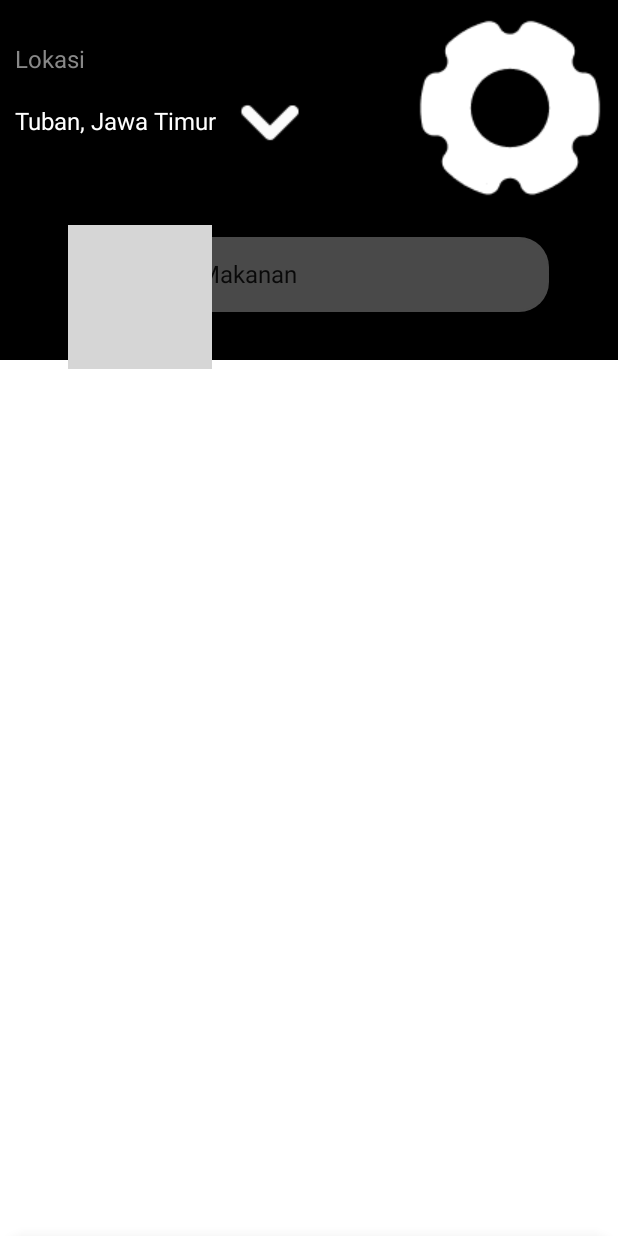
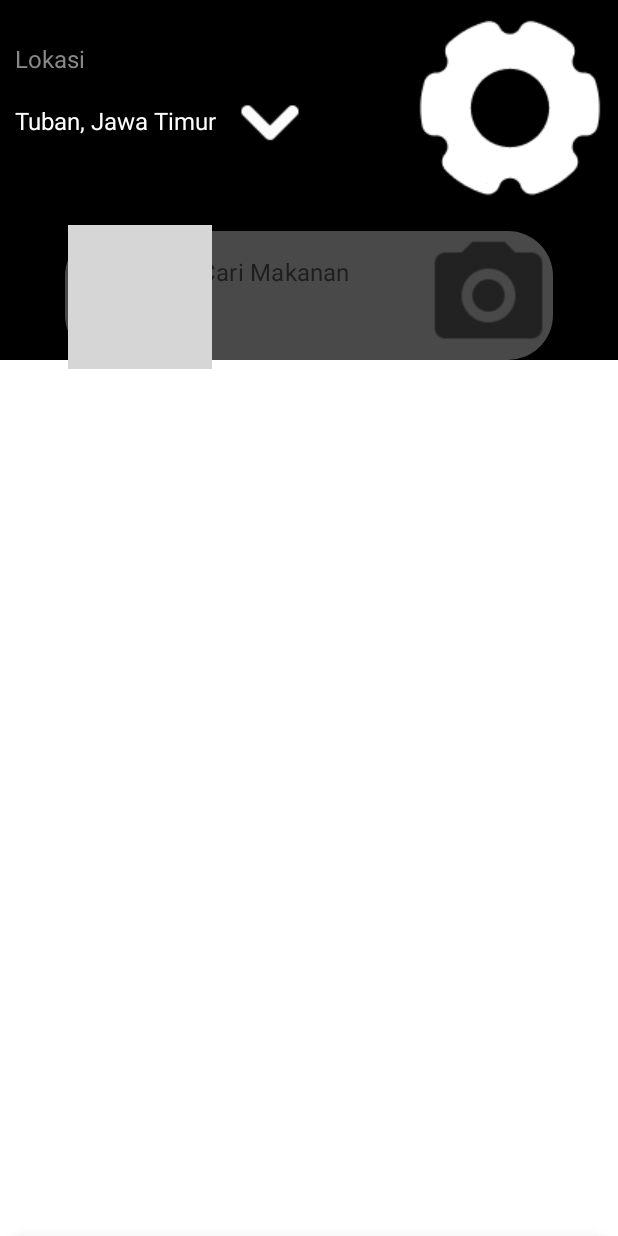
Before and after one commit to C23-PS288/dompet-makanan-application, an Android app built with Jetpack Compose: the composable HomeContent called with empty values, on a phone screen of 412 x 824 dp. Run offline under Robolectric (Android 15) with nearby library versions, the phone set to English and light mode, and no system bars; network calls fail; grey boxes are pictures that could not be loaded.

Commit message:
- Upadte SearchBar

```diff
--- /dev/null
+++ b/app/src/main/java/com/rozi/dompetmakanan/ui/components/CustomSearchBar.kt
@@ -0,0 +1,47 @@
+package com.rozi.dompetmakanan.ui.components
+
+import androidx.compose.foundation.layout.fillMaxWidth
+import androidx.compose.foundation.shape.RoundedCornerShape
+import androidx.compose.material.Icon
+import androidx.compose.material.Text
+import androidx.compose.material.TextField
+import androidx.compose.material.TextFieldDefaults
+import androidx.compose.runtime.Composable
+import androidx.compose.ui.Modifier
+import androidx.compose.ui.graphics.Color
+import androidx.compose.ui.res.painterResource
+import androidx.compose.ui.unit.dp
+import com.rozi.dompetmakanan.R
+
+@Composable
+fun CustomSearchBar(
+    modifier: Modifier = Modifier,
+    iconModifier: Modifier = Modifier,
+    text: String
+){
+    TextField(
+        value = "",
+        onValueChange = {},
+        modifier = modifier
+            .fillMaxWidth(),
+        shape = RoundedCornerShape(30.dp),
+        placeholder = { Text(text = text)},
+        leadingIcon = {
+            Icon(
+                painter = painterResource(R.drawable.iconamoon_search),
+                contentDescription = "Icon Search" )
+        },
+        trailingIcon = {
+            Icon(
+                painter = painterResource(R.drawable.mdi_camera),
+                contentDescription = "Icon Camera",
+                modifier = iconModifier
+            )
+        },
+        colors = TextFieldDefaults.textFieldColors(
+            backgroundColor = Color(73,73,73),
+            focusedIndicatorColor = Color.Transparent,
+            unfocusedIndicatorColor = Color.Transparent
+        )
+    )
+}
--- a/app/src/main/java/com/rozi/dompetmakanan/ui/screen/home/HomeScreen.kt
+++ b/app/src/main/java/com/rozi/dompetmakanan/ui/screen/home/HomeScreen.kt
@@ -13,16 +13,12 @@ import androidx.compose.foundation.lazy.grid.LazyVerticalGrid
 import androidx.compose.foundation.lazy.grid.items
 import androidx.compose.foundation.shape.RoundedCornerShape
 import androidx.compose.material.*
-import androidx.compose.material3.ExperimentalMaterial3Api
-import androidx.compose.material3.SearchBar
-import androidx.compose.material3.SearchBarDefaults
 import androidx.compose.runtime.*
 import androidx.compose.ui.Alignment
 import androidx.compose.ui.Modifier
 import androidx.compose.ui.draw.clip
 import androidx.compose.ui.graphics.Color
 import androidx.compose.ui.layout.ContentScale
-import androidx.compose.ui.platform.LocalContext
 import androidx.compose.ui.res.painterResource
 import androidx.compose.ui.text.TextStyle
 import androidx.compose.ui.tooling.preview.Preview
@@ -30,9 +26,9 @@ import androidx.compose.ui.unit.dp
 import androidx.compose.ui.unit.sp
 import androidx.lifecycle.viewmodel.compose.viewModel
 import com.rozi.dompetmakanan.R
-import com.rozi.dompetmakanan.data.lokal.TokenPreferences
 import com.rozi.dompetmakanan.model.Food
 import com.rozi.dompetmakanan.ui.components.CustomCard
+import com.rozi.dompetmakanan.ui.components.CustomSearchBar
 import com.rozi.dompetmakanan.ui.components.ProgressBarLoading
 import com.rozi.dompetmakanan.ui.theme.DompetMakananTheme
 import com.rozi.dompetmakanan.utils.ComposeFileProvider
@@ -69,16 +65,12 @@ fun Loading(){
 }
 
 @ExperimentalMaterialApi
-@OptIn(ExperimentalMaterial3Api::class)
 @Composable
 fun HomeContent(
     application: Application,
     foods: List<Food>,
     onSuccess: (String) -> Unit
 ) {
-    var text by remember { mutableStateOf("") }
-    var active by remember { mutableStateOf(false) }
-
 //    val preferences = TokenPreferences(LocalContext.current)
 
     val sheetState = rememberModalBottomSheetState(
@@ -134,7 +126,9 @@ fun HomeContent(
                     Image(
                         painter = painterResource(R.drawable.gallery),
                         contentDescription = null,
-                        modifier = Modifier.width(25.dp).height(25.dp),
+                        modifier = Modifier
+                            .width(25.dp)
+                            .height(25.dp),
                         contentScale = ContentScale.Fit
                     )
                     Text("Get From Gallery")
@@ -154,7 +148,9 @@ fun HomeContent(
                     Image(
                         painter = painterResource(R.drawable.symbols_camera),
                         contentDescription = null,
-                        modifier = Modifier.width(25.dp).height(25.dp),
+                        modifier = Modifier
+                            .width(25.dp)
+                            .height(25.dp),
                         contentScale = ContentScale.Fit
                     )
                     Text("Take A Picture")
@@ -216,18 +212,7 @@ fun HomeContent(
                                 Image(
                                     painter = painterResource(R.drawable.setting),
                                     contentDescription = "Profile Icon",
-                                    modifier = Modifier.clickable {
-                                        scope.launch {
-                                            sheetState.show()
-                                        }
-//                                        preferences.setToken("")
-//                                        navController.popBackStack()
-//                                        navController.navigate(route = Destination.Login.route) {
-//                                            popUpTo(Destination.Login.route) {
-//                                                inclusive = true
-//                                            }
-//                                        }
-                                    }
+                                    modifier = Modifier.clickable { }
                                 )
                             }
                             Row(
@@ -236,29 +221,15 @@ fun HomeContent(
                                     .padding(top = 10.dp),
                                 horizontalArrangement = Arrangement.Center
                             ) {
-                                SearchBar(
-                                    modifier = Modifier
-                                        .width(320.dp)
-                                        .height(50.dp),
-                                    query = text,
-                                    onQueryChange = { text = it },
-                                    onSearch = { active = false },
-                                    active = active,
-                                    onActiveChange = { active = it },
-                                    placeholder = { Text(text = "Cari Makanan") },
-                                    leadingIcon = {
-                                        Icon(
-                                            painter = painterResource(R.drawable.iconamoon_search),
-                                            contentDescription = "Search Icon",
-                                        )
-                                    },
-                                    shape = RoundedCornerShape(20.dp),
-                                    colors = SearchBarDefaults.colors(
-                                        containerColor = Color(73, 73, 73),
-                                    ),
-                                ) {
-
-                                }
+                                CustomSearchBar(
+                                    text = "Cari Makanan",
+                                    modifier = Modifier.padding(start = 43.dp, end = 43.dp),
+                                    iconModifier = Modifier.clickable {
+                                        scope.launch {
+                                            sheetState.show()
+                                        }
+                                    }
+                                )
                             }
                         }
                     }
```
Also changed, not shown: app/src/main/res/drawable/mdi_camera.png (added).
